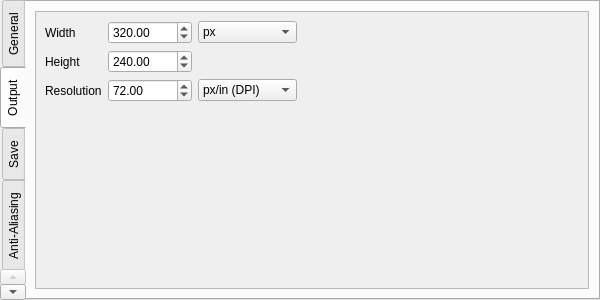
This is QChromosome/tabwidget.ui in Michalaq/ChromosomeVisualizer as Qt 5 draws it before an edit. The edited form follows.
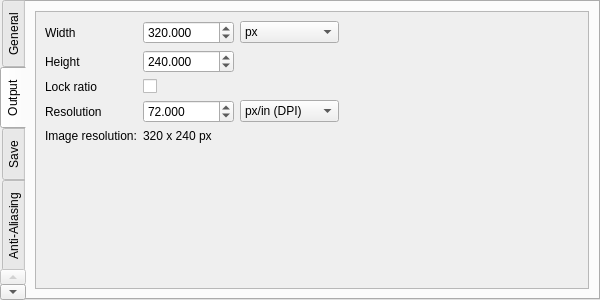
This is the edited form.

The edit to the form file:
```diff
--- a/QChromosome/tabwidget.ui
+++ b/QChromosome/tabwidget.ui
@@ -48,6 +48,7 @@
 QLabel {
 	color: lightgray;
 	min-width: 120px;
+	min-height: 25px;
 }
 
 QScrollArea {
@@ -89,6 +90,50 @@
         </rect>
        </property>
        <layout class="QGridLayout" name="gridLayout_2">
+        <item row="3" column="0">
+         <widget class="QLabel" name="label_3">
+          <property name="text">
+           <string>Resolution</string>
+          </property>
+         </widget>
+        </item>
+        <item row="0" column="0">
+         <widget class="QLabel" name="label">
+          <property name="text">
+           <string>Width</string>
+          </property>
+         </widget>
+        </item>
+        <item row="3" column="2">
+         <widget class="QComboBox" name="comboBox_2">
+          <property name="currentIndex">
+           <number>1</number>
+          </property>
+          <item>
+           <property name="text">
+            <string>px/cm (DPC)</string>
+           </property>
+          </item>
+          <item>
+           <property name="text">
+            <string>px/in (DPI)</string>
+           </property>
+          </item>
+         </widget>
+        </item>
+        <item row="0" column="3" rowspan="4">
+         <spacer name="horizontalSpacer">
+          <property name="orientation">
+           <enum>Qt::Horizontal</enum>
+          </property>
+          <property name="sizeHint" stdset="0">
+           <size>
+            <width>40</width>
+            <height>20</height>
+           </size>
+          </property>
+         </spacer>
+        </item>
         <item row="1" column="0">
          <widget class="QLabel" name="label_2">
           <property name="text">
@@ -96,25 +141,17 @@
           </property>
          </widget>
         </item>
-        <item row="1" column="1">
-         <widget class="QDoubleSpinBox" name="doubleSpinBox_2">
-          <property name="maximum">
-           <double>16000.000000000000000</double>
-          </property>
-          <property name="value">
-           <double>240.000000000000000</double>
-          </property>
-         </widget>
-        </item>
-        <item row="0" column="0">
-         <widget class="QLabel" name="label">
-          <property name="text">
-           <string>Width</string>
-          </property>
-         </widget>
-        </item>
         <item row="0" column="1">
          <widget class="QDoubleSpinBox" name="doubleSpinBox">
+          <property name="accelerated">
+           <bool>true</bool>
+          </property>
+          <property name="decimals">
+           <number>3</number>
+          </property>
+          <property name="minimum">
+           <double>16.000000000000000</double>
+          </property>
           <property name="maximum">
            <double>16000.000000000000000</double>
           </property>
@@ -157,32 +194,24 @@
           </item>
          </widget>
         </item>
-        <item row="2" column="2">
-         <widget class="QComboBox" name="comboBox_2">
-          <property name="currentIndex">
-           <number>1</number>
-          </property>
-          <item>
-           <property name="text">
-            <string>px/cm (DPC)</string>
-           </property>
-          </item>
-          <item>
-           <property name="text">
-            <string>px/in (DPI)</string>
-           </property>
-          </item>
-         </widget>
-        </item>
         <item row="2" column="0">
-         <widget class="QLabel" name="label_3">
+         <widget class="QLabel" name="label_5">
           <property name="text">
-           <string>Resolution</string>
+           <string>Lock ratio</string>
           </property>
          </widget>
         </item>
-        <item row="2" column="1">
+        <item row="3" column="1">
          <widget class="QDoubleSpinBox" name="doubleSpinBox_3">
+          <property name="accelerated">
+           <bool>true</bool>
+          </property>
+          <property name="decimals">
+           <number>3</number>
+          </property>
+          <property name="minimum">
+           <double>1.000000000000000</double>
+          </property>
           <property name="maximum">
            <double>100000.000000000000000</double>
           </property>
@@ -191,7 +220,7 @@
           </property>
          </widget>
         </item>
-        <item row="3" column="1">
+        <item row="5" column="1">
          <spacer name="verticalSpacer">
           <property name="orientation">
            <enum>Qt::Vertical</enum>
@@ -204,18 +233,41 @@
           </property>
          </spacer>
         </item>
-        <item row="0" column="3" rowspan="3">
-         <spacer name="horizontalSpacer">
-          <property name="orientation">
-           <enum>Qt::Horizontal</enum>
+        <item row="1" column="1">
+         <widget class="QDoubleSpinBox" name="doubleSpinBox_2">
+          <property name="accelerated">
+           <bool>true</bool>
           </property>
-          <property name="sizeHint" stdset="0">
-           <size>
-            <width>40</width>
-            <height>20</height>
-           </size>
+          <property name="decimals">
+           <number>3</number>
           </property>
-         </spacer>
+          <property name="minimum">
+           <double>16.000000000000000</double>
+          </property>
+          <property name="maximum">
+           <double>16000.000000000000000</double>
+          </property>
+          <property name="value">
+           <double>240.000000000000000</double>
+          </property>
+         </widget>
+        </item>
+        <item row="2" column="1">
+         <widget class="QCheckBox" name="checkBox"/>
+        </item>
+        <item row="4" column="0">
+         <widget class="QLabel" name="label_6">
+          <property name="text">
+           <string>Image resolution:</string>
+          </property>
+         </widget>
+        </item>
+        <item row="4" column="1">
+         <widget class="QLabel" name="label_7">
+          <property name="text">
+           <string>320 x 240 px</string>
+          </property>
+         </widget>
         </item>
        </layout>
       </widget>
```
Left out of the diff: 3 changed lines with no effect on the pictures.
